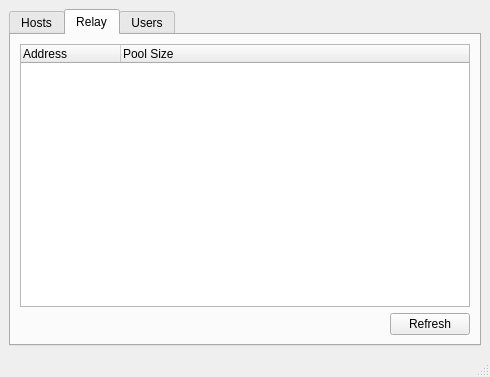
Old version of the form source/router/manager/main_window.ui in the repository dchapyshev/aspia.
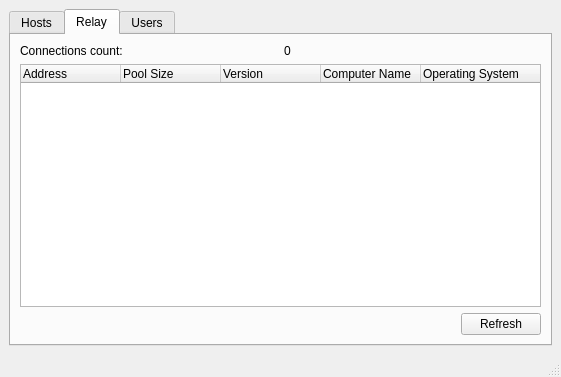
New version of the form. The open tabs and pages were chosen to show the change. Icons and pictures are not drawn.

Commit message: More information about relays and hosts.

```diff
--- a/source/router/manager/main_window.ui
+++ b/source/router/manager/main_window.ui
@@ -6,7 +6,7 @@
    <rect>
     <x>0</x>
     <y>0</y>
-    <width>490</width>
+    <width>561</width>
     <height>377</height>
    </rect>
   </property>
@@ -105,6 +105,24 @@
         <string>Relay</string>
        </attribute>
        <layout class="QVBoxLayout" name="verticalLayout_2">
+        <item>
+         <layout class="QHBoxLayout" name="horizontalLayout_5">
+          <item>
+           <widget class="QLabel" name="label_title_relay_conn_count">
+            <property name="text">
+             <string>Connections count:</string>
+            </property>
+           </widget>
+          </item>
+          <item>
+           <widget class="QLabel" name="label_relay_conn_count">
+            <property name="text">
+             <string notr="true">0</string>
+            </property>
+           </widget>
+          </item>
+         </layout>
+        </item>
         <item>
          <widget class="QTreeWidget" name="tree_relay">
           <property name="indentation">
@@ -120,6 +138,21 @@
             <string>Pool Size</string>
            </property>
           </column>
+          <column>
+           <property name="text">
+            <string>Version</string>
+           </property>
+          </column>
+          <column>
+           <property name="text">
+            <string>Computer Name</string>
+           </property>
+          </column>
+          <column>
+           <property name="text">
+            <string>Operating System</string>
+           </property>
+          </column>
          </widget>
         </item>
         <item>
```
Left out of the diff: 21 changed lines with no effect on the pictures. The commit also changes 16 other files.
